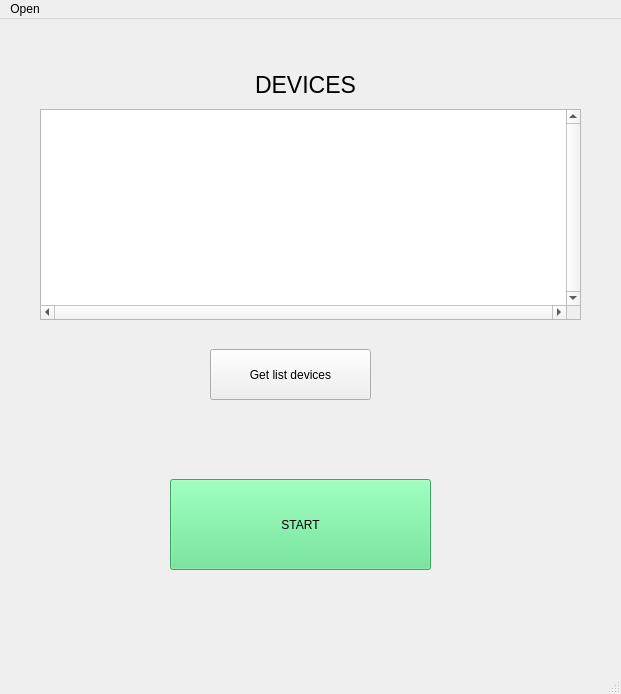
Before: the Qt Designer form rdc_tarantool.ui in picpoint/pyqt5, drawn with Qt 5.
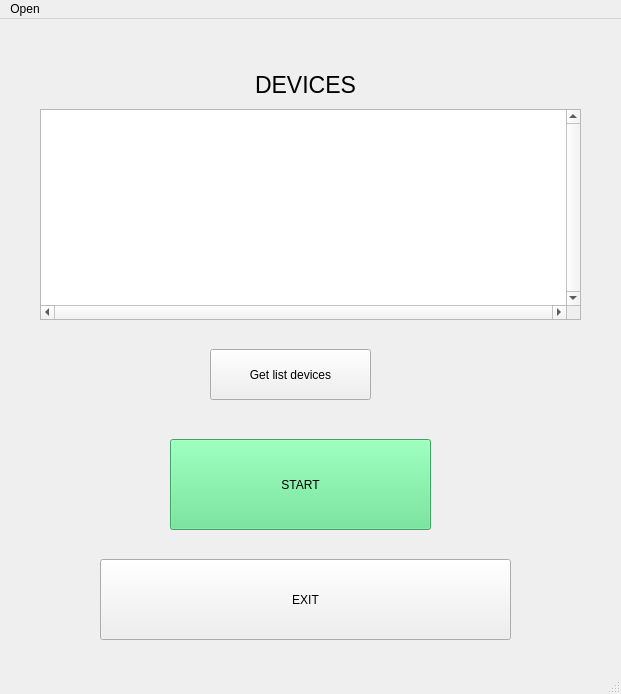
After: the same form once the commit is applied. Icons and pictures are not drawn.

Commit message: work with select devices

Diff of the .ui file:
```diff
--- a/rdc_tarantool.ui
+++ b/rdc_tarantool.ui
@@ -84,7 +84,7 @@
     <property name="geometry">
      <rect>
       <x>170</x>
-      <y>460</y>
+      <y>420</y>
       <width>261</width>
       <height>91</height>
      </rect>
@@ -96,6 +96,19 @@
      <string>START</string>
     </property>
    </widget>
+   <widget class="QPushButton" name="pushButton_exit">
+    <property name="geometry">
+     <rect>
+      <x>100</x>
+      <y>540</y>
+      <width>411</width>
+      <height>81</height>
+     </rect>
+    </property>
+    <property name="text">
+     <string>EXIT</string>
+    </property>
+   </widget>
   </widget>
   <widget class="QStatusBar" name="statusbar"/>
   <widget class="QMenuBar" name="menubar">
```
Left out of the diff: 2 changed lines with no effect on the pictures. The commit also changes 2 other files.
